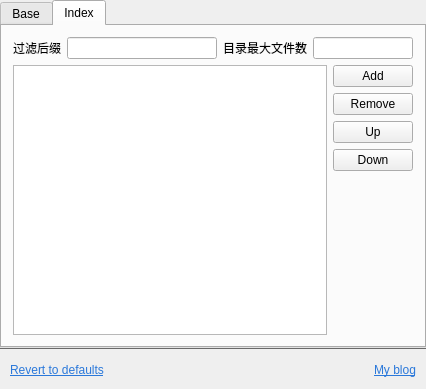
This is src/view/SettingWidget.ui in tujiaw/Acc as Qt 5 draws it before an edit. The edited form follows.
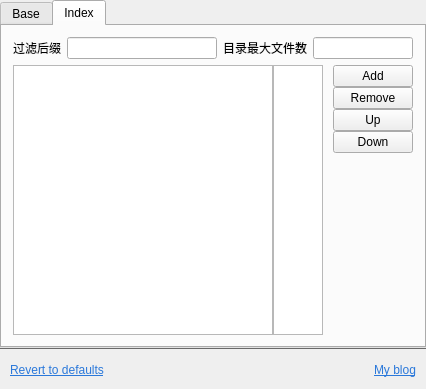
This is the edited form.

```diff
--- a/src/view/SettingWidget.ui
+++ b/src/view/SettingWidget.ui
@@ -450,6 +450,9 @@
          </item>
          <item>
           <layout class="QHBoxLayout" name="horizontalLayout_2">
+           <property name="spacing">
+            <number>0</number>
+           </property>
            <item>
             <widget class="QListWidget" name="indexListWidget">
              <property name="autoScrollMargin">
@@ -466,8 +469,57 @@
              </property>
             </widget>
            </item>
+           <item>
+            <widget class="QListWidget" name="indexStatusListWidget">
+             <property name="minimumSize">
+              <size>
+               <width>50</width>
+               <height>0</height>
+              </size>
+             </property>
+             <property name="maximumSize">
+              <size>
+               <width>50</width>
+               <height>16777215</height>
+              </size>
+             </property>
+             <property name="verticalScrollBarPolicy">
+              <enum>Qt::ScrollBarAlwaysOff</enum>
+             </property>
+             <property name="horizontalScrollBarPolicy">
+              <enum>Qt::ScrollBarAlwaysOff</enum>
+             </property>
+             <property name="sizeAdjustPolicy">
+              <enum>QAbstractScrollArea::AdjustIgnored</enum>
+             </property>
+             <property name="editTriggers">
+              <set>QAbstractItemView::NoEditTriggers</set>
+             </property>
+             <property name="showDropIndicator" stdset="0">
+              <bool>false</bool>
+             </property>
+             <property name="selectionBehavior">
+              <enum>QAbstractItemView::SelectItems</enum>
+             </property>
+             <property name="iconSize">
+              <size>
+               <width>1</width>
+               <height>1</height>
+              </size>
+             </property>
+             <property name="textElideMode">
+              <enum>Qt::ElideNone</enum>
+             </property>
+            </widget>
+           </item>
            <item>
             <layout class="QVBoxLayout" name="verticalLayout_5">
+             <property name="spacing">
+              <number>0</number>
+             </property>
+             <property name="leftMargin">
+              <number>10</number>
+             </property>
              <item>
               <widget class="QPushButton" name="pbIndexAdd">
                <property name="text">
```
